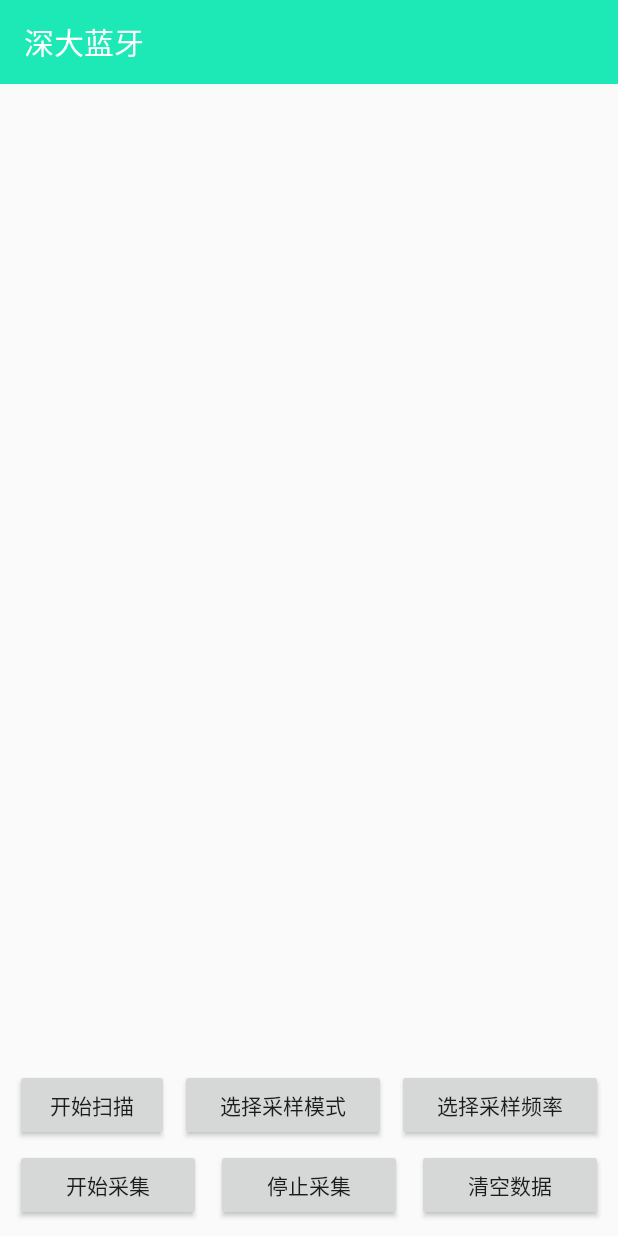
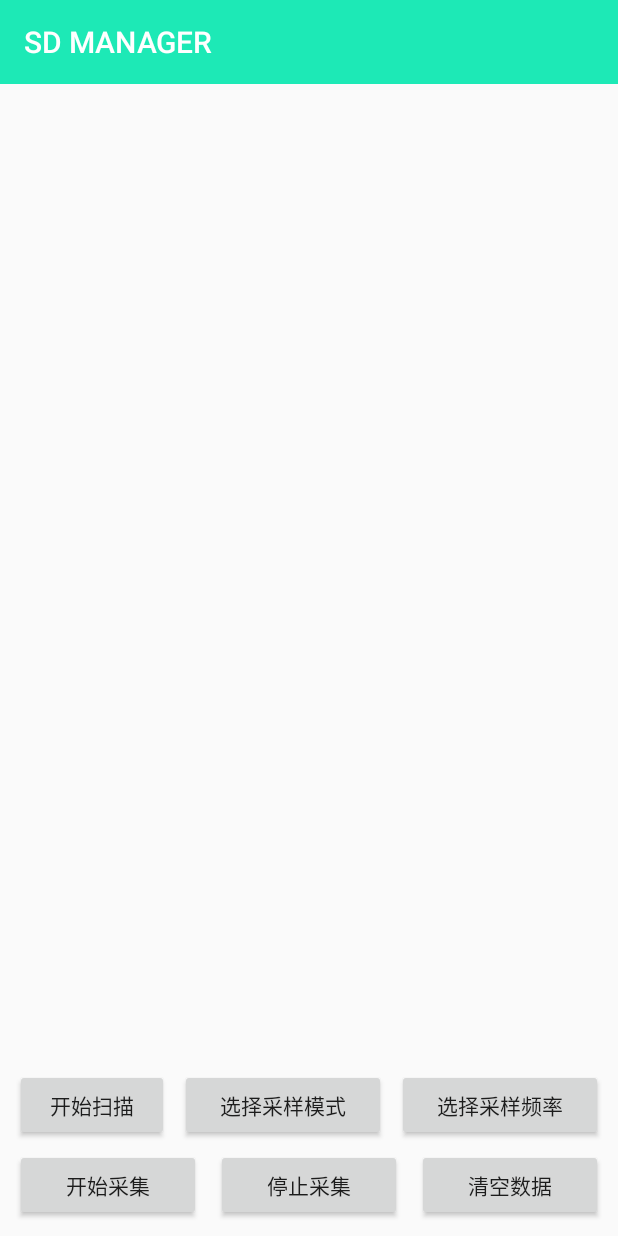
Before and after one commit to wangjingbo520/ShenDaBle, an Android app: the screen it shows after launch (MainActivity), on a phone screen of 412 x 824 dp. Run offline under Robolectric (Android 15) with nearby library versions, the phone set to English and light mode, and no system bars.

Commit message:
Update strings.xml

```diff
--- a/app/src/main/res/values/strings.xml
+++ b/app/src/main/res/values/strings.xml
@@ -1,5 +1,5 @@
 <resources>
-    <string name="app_name">深大蓝牙</string>
+    <string name="app_name">SD MANAGER</string>
 
     <string name="notifyTitle">提示</string>
     <string name="gpsNotifyMsg">当前手机扫描蓝牙需要打开定位功能。</string>
```
